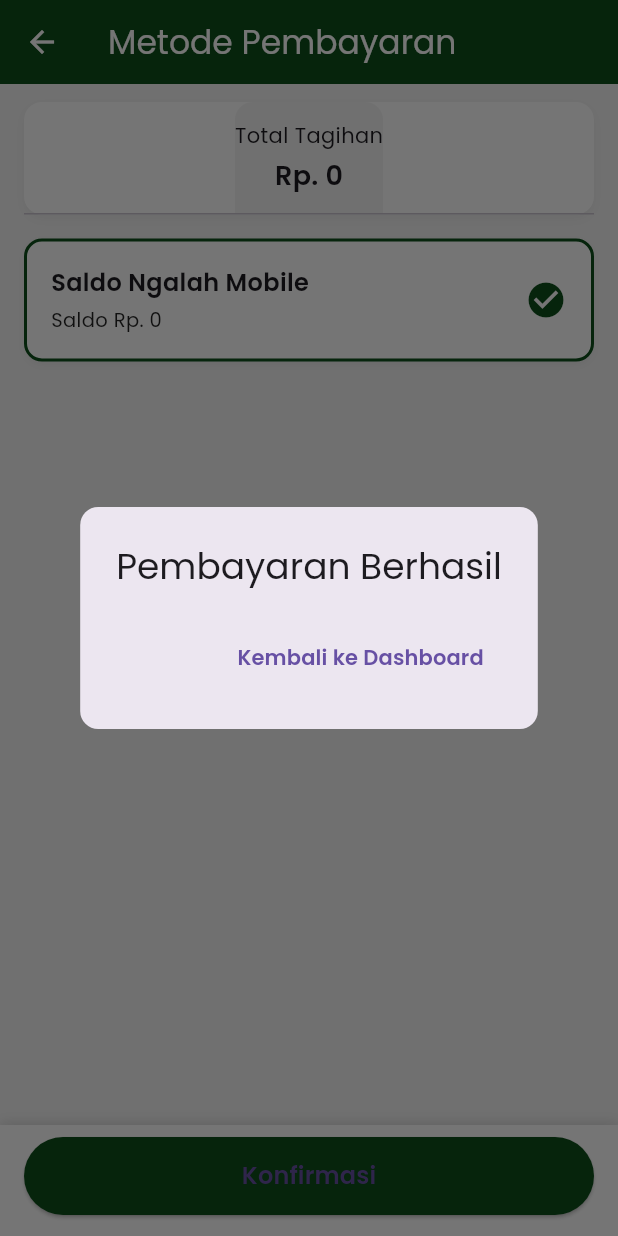
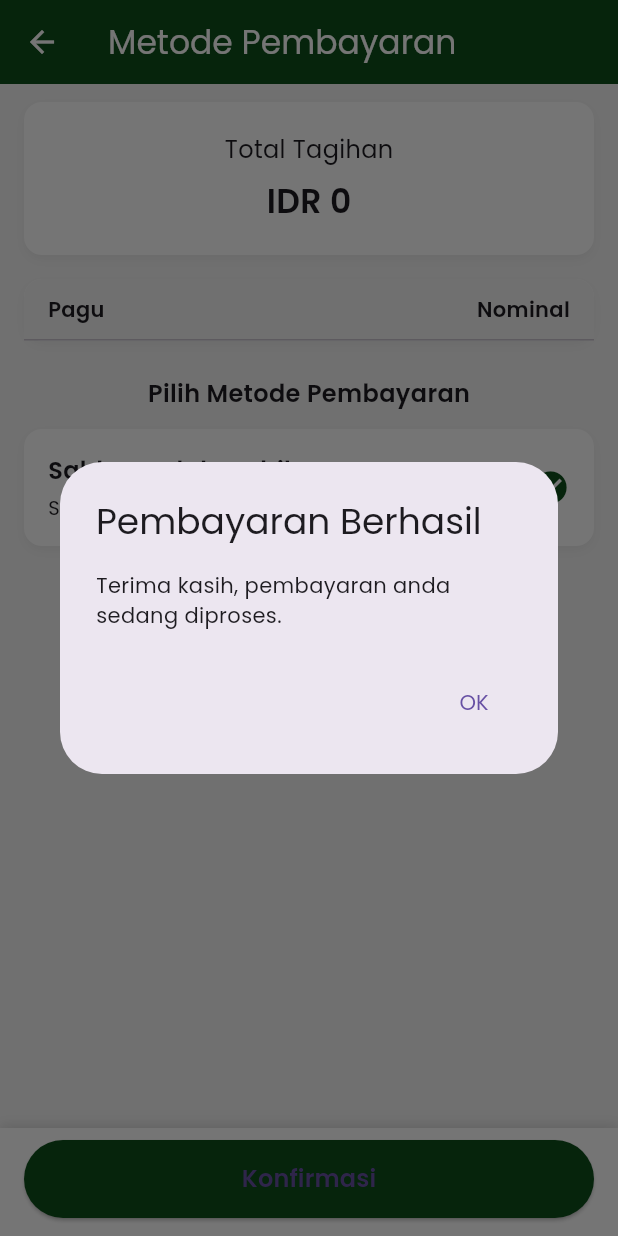
Before and after one commit to danavaaa/ngalah_mobile, a Flutter app: the MetodePembayaranScreen screen opened directly with empty values, after a tap on "Konfirmasi", on a phone screen of 412 x 824 dp. Run offline on Flutter 3.47's test engine with Material 3 defaults, Android fonts, the phone set to English and light mode, and no system bars; our stand-ins replace another_flushbar, dio, shared_preferences; accounts and stored records are empty.

Commit message:
konfirmasi bayar non-upt

```diff
--- a/lib/ui/screens/bayar_tagihan_screen.dart
+++ b/lib/ui/screens/bayar_tagihan_screen.dart
@@ -442,44 +442,7 @@ class _BayarTagihanScreenState extends State<BayarTagihanScreen> {
                 Expanded(
                   flex: 2,
                   child: InkWell(
-                    onTap:
-                        canPay
-                            ? () {
-                              if (_selectedTabIndex == 0) {
-                                // UPT → kirim ke MetodePembayaranScreen
-                                final selectedBills =
-                                    _uptTagihan
-                                        .where(
-                                          (t) => _selectedUptIds.contains(t.id),
-                                        )
-                                        .toList();
-
-                                // sementara: contoh saldo 2.000.000
-                                const int saldoNgalahContoh = 2000000;
-
-                                Navigator.push(
-                                  context,
-                                  MaterialPageRoute(
-                                    builder:
-                                        (_) => MetodePembayaranScreen(
-                                          tagihanDipilih: selectedBills,
-                                          totalTagihan: total,
-                                          saldoNgalah: saldoNgalahContoh,
-                                        ),
-                                  ),
-                                );
-                              } else {
-                                // NON-UPT
-                                ScaffoldMessenger.of(context).showSnackBar(
-                                  const SnackBar(
-                                    content: Text(
-                                      'Pembayaran NON-UPT belum diimplementasikan',
-                                    ),
-                                  ),
-                                );
-                              }
-                            }
-                            : null,
+                    onTap: !canPay ? null : () => _onBayarPressed(total),
                     child: Container(
                       decoration: BoxDecoration(
                         color: canPay ? kGreen : Colors.grey,
@@ -508,6 +471,53 @@ class _BayarTagihanScreenState extends State<BayarTagihanScreen> {
     );
   }
 
+  void _onBayarPressed(int total) {
+    // 1. Kumpulkan item terpilih dari tab aktif
+    final List<MetodePembayaranItem> items = [];
+
+    if (_selectedTabIndex == 0) {
+      // UPT
+      for (final t in _uptTagihan) {
+        if (_selectedUptIds.contains(t.id)) {
+          items.add(
+            MetodePembayaranItem(
+              title: t.bulanLabel, // contoh: "Juli 2025"
+              nominal: t.nominal,
+            ),
+          );
+        }
+      }
+    } else {
+      // NON-UPT
+      for (final t in _nonUptTagihan) {
+        if (_selectedNonUptIds.contains(t.id)) {
+          items.add(
+            MetodePembayaranItem(
+              title: t.title, // contoh: "UTS 1"
+              nominal: t.nominal,
+            ),
+          );
+        }
+      }
+    }
+
+    // 2. Contoh saldo sementara (nanti diganti dari API / provider)
+    const int saldoNgalahContoh = 2000000;
+
+    // 3. Pindah ke layar Metode Pembayaran
+    Navigator.push(
+      context,
+      MaterialPageRoute(
+        builder:
+            (_) => MetodePembayaranScreen(
+              items: items,
+              totalTagihan: total,
+              saldoNgalah: saldoNgalahContoh,
+            ),
+      ),
+    );
+  }
+
   // FORMAT RUPIAH
   String _formatRupiah(int nominal) {
     if (nominal <= 0) return 'Rp. 0';
--- a/lib/ui/screens/metode_pembayaran_screen.dart
+++ b/lib/ui/screens/metode_pembayaran_screen.dart
@@ -1,18 +1,24 @@
 import 'package:flutter/material.dart';
-import '../../data/models/upt_tagihan.dart';
+
 import 'isi_saldo_screen.dart';
-import 'sisda_dashboard_screen.dart';
 
 const Color kGreen = Color(0xFF0C4E1A);
 
+class MetodePembayaranItem {
+  final String title; // contoh: "Juli 2025" atau "UTS 1"
+  final int nominal; // dalam rupiah
+
+  MetodePembayaranItem({required this.title, required this.nominal});
+}
+
 class MetodePembayaranScreen extends StatelessWidget {
-  final List<UptTagihan> tagihanDipilih;
+  final List<MetodePembayaranItem> items;
   final int totalTagihan;
   final int saldoNgalah;
 
   const MetodePembayaranScreen({
     super.key,
-    required this.tagihanDipilih,
+    required this.items,
     required this.totalTagihan,
     required this.saldoNgalah,
   });
@@ -28,62 +34,73 @@ class MetodePembayaranScreen extends StatelessWidget {
         foregroundColor: Colors.white,
         title: const Text('Metode Pembayaran'),
       ),
-      body: Column(
+      body: SafeArea(
+        child: Column(
           children: [
+            Expanded(
+              child: SingleChildScrollView(
+                padding: const EdgeInsets.fromLTRB(16, 12, 16, 16),
+                child: Column(
+                  crossAxisAlignment: CrossAxisAlignment.stretch,
+                  children: [
+                    _buildTotalCard(),
+                    const SizedBox(height: 16),
+                    _buildTableTagihan(),
+                    const SizedBox(height: 24),
+                    const Center(
+                      child: Text(
+                        'Pilih Metode Pembayaran',
+                        style: TextStyle(
+                          fontSize: 16,
+                          fontWeight: FontWeight.bold,
+                        ),
+                      ),
+                    ),
                     const SizedBox(height: 12),
-          _buildTotalTagihanCard(),
-          const SizedBox(height: 16),
-          _buildSaldoCardSection(context, saldoCukup),
-          const Spacer(),
+                    _buildSaldoCard(context, saldoCukup),
                   ],
+                ),
+              ),
+            ),
+          ],
+        ),
       ),
       bottomNavigationBar: _buildBottomButton(context, saldoCukup),
     );
   }
 
-  Future<void> _onConfirmPressed(BuildContext context, bool saldoCukup) async {
-    if (!saldoCukup) return;
-
-    // 1. Tampilkan dialog sukses
-    final bool? ok = await showDialog<bool>(
-      context: context,
-      barrierDismissible: false,
-      builder: (ctx) {
-        return AlertDialog(
-          shape: RoundedRectangleBorder(
+  // WIDGET TOTAL TAGIHAN
+  Widget _buildTotalCard() {
+    return Container(
+      decoration: BoxDecoration(
+        color: Colors.white,
         borderRadius: BorderRadius.circular(12),
-          ),
-          title: const Text('Pembayaran Berhasil'),
-          actions: [
-            TextButton(
-              onPressed: () {
-                Navigator.of(ctx).pop(true);
-              },
-              child: const Text(
-                'Kembali ke Dashboard',
-                style: TextStyle(fontWeight: FontWeight.bold),
-              ),
+        boxShadow: [
+          BoxShadow(
+            color: Colors.black.withOpacity(0.05),
+            blurRadius: 6,
+            offset: const Offset(0, 3),
           ),
         ],
+      ),
+      padding: const EdgeInsets.symmetric(vertical: 20, horizontal: 16),
+      child: Column(
+        children: [
+          const Text('Total Tagihan', style: TextStyle(fontSize: 16)),
+          const SizedBox(height: 8),
+          Text(
+            _formatRupiah(totalTagihan, prefix: 'IDR '),
+            style: const TextStyle(fontSize: 22, fontWeight: FontWeight.bold),
+          ),
+        ],
+      ),
     );
-      },
-    );
-
-    // 2. Kalau user menekan "Kembali ke Dashboard"
-    if (ok == true) {
-      Navigator.pushAndRemoveUntil(
-        context,
-        MaterialPageRoute(builder: (_) => const SisdaDashboardScreen()),
-        (route) => false,
-      );
-    }
   }
 
   // TOTAL TAGIHAN
 
-  Widget _buildTotalTagihanCard() {
+  Widget _buildTableTagihan() {
     return Container(
-      margin: const EdgeInsets.symmetric(horizontal: 16),
       decoration: BoxDecoration(
         color: Colors.white,
         borderRadius: BorderRadius.circular(12),
@@ -97,39 +114,36 @@ class MetodePembayaranScreen extends StatelessWidget {
       ),
       child: Column(
         children: [
+          // Header
           Container(
-            padding: const EdgeInsets.symmetric(vertical: 12),
+            padding: const EdgeInsets.symmetric(horizontal: 16, vertical: 10),
             decoration: BoxDecoration(
               color: Colors.grey.shade100,
               borderRadius: const BorderRadius.vertical(
                 top: Radius.circular(12),
               ),
             ),
-            child: Column(
-              children: [
-                const Text('Total Tagihan', style: TextStyle(fontSize: 14)),
-                const SizedBox(height: 4),
+            child: Row(
+              mainAxisAlignment: MainAxisAlignment.spaceBetween,
+              children: const [
                 Text(
-                  _formatRupiah(totalTagihan),
-                  style: const TextStyle(
-                    fontSize: 18,
-                    fontWeight: FontWeight.bold,
+                  'Pagu',
+                  style: TextStyle(fontWeight: FontWeight.bold, fontSize: 14),
                 ),
+                Text(
+                  'Nominal',
+                  style: TextStyle(fontWeight: FontWeight.bold, fontSize: 14),
                 ),
               ],
             ),
           ),
-
           const Divider(height: 1),
 
-          ListView.separated(
-            shrinkWrap: true,
-            physics: const NeverScrollableScrollPhysics(),
-            itemCount: tagihanDipilih.length,
-            separatorBuilder: (_, __) => const Divider(height: 1),
-            itemBuilder: (context, index) {
-              final item = tagihanDipilih[index];
-              return Padding(
+          // List baris
+          ...items.map(
+            (item) => Column(
+              children: [
+                Padding(
                   padding: const EdgeInsets.symmetric(
                     horizontal: 16,
                     vertical: 10,
@@ -137,18 +151,23 @@ class MetodePembayaranScreen extends StatelessWidget {
                   child: Row(
                     mainAxisAlignment: MainAxisAlignment.spaceBetween,
                     children: [
+                      Expanded(
+                        child: Text(
+                          item.title,
+                          style: const TextStyle(fontSize: 14),
+                        ),
+                      ),
+                      const SizedBox(width: 8),
                       Text(
-                      item.bulanLabel.toUpperCase(),
-                      style: const TextStyle(fontWeight: FontWeight.w700),
-                    ),
-                    Text(
-                      _formatRupiah(item.nominal),
-                      style: const TextStyle(fontWeight: FontWeight.w600),
+                        _formatRupiah(item.nominal, prefix: 'Rp. '),
+                        style: const TextStyle(fontSize: 14),
                       ),
                     ],
                   ),
-              );
-            },
+                ),
+                const Divider(height: 1),
+              ],
+            ),
           ),
         ],
       ),
@@ -157,69 +176,27 @@ class MetodePembayaranScreen extends StatelessWidget {
 
   // SALDO NGALAH MOBILE
 
-  Widget _buildSaldoCardSection(BuildContext context, bool saldoCukup) {
-    if (!saldoCukup) {
-      return Container(
-        margin: const EdgeInsets.symmetric(horizontal: 16),
+  Widget _buildSaldoCard(BuildContext context, bool saldoCukup) {
+    return Column(
+      crossAxisAlignment: CrossAxisAlignment.stretch,
+      children: [
+        Container(
+          decoration: BoxDecoration(
+            color: Colors.white,
+            borderRadius: BorderRadius.circular(12),
+            boxShadow: [
+              BoxShadow(
+                color: Colors.black.withOpacity(0.05),
+                blurRadius: 6,
+                offset: const Offset(0, 3),
+              ),
+            ],
+          ),
           padding: const EdgeInsets.all(16),
-        decoration: BoxDecoration(
-          color: Colors.grey.shade200,
-          borderRadius: BorderRadius.circular(12),
-        ),
           child: Row(
             mainAxisAlignment: MainAxisAlignment.spaceBetween,
             children: [
-            Column(
-              crossAxisAlignment: CrossAxisAlignment.start,
-              children: const [
-                Text(
-                  'Saldo Ngalah Mobile',
-                  style: TextStyle(
-                    fontSize: 16,
-                    color: Colors.grey,
-                    fontWeight: FontWeight.bold,
-                  ),
-                ),
-                SizedBox(height: 4),
-                Text(
-                  'Saldo tidak mencukupi',
-                  style: TextStyle(fontSize: 13, color: Colors.grey),
-                ),
-              ],
-            ),
-            TextButton.icon(
-              onPressed: () {
-                Navigator.push(
-                  context,
-                  MaterialPageRoute(builder: (_) => const IsiSaldoScreen()),
-                );
-              },
-              icon: const Icon(Icons.add_circle_outline, color: kGreen),
-              label: const Text('Isi saldo', style: TextStyle(color: kGreen)),
-            ),
-          ],
-        ),
-      );
-    }
-
-    return Container(
-      margin: const EdgeInsets.symmetric(horizontal: 16),
-      padding: const EdgeInsets.all(16),
-      decoration: BoxDecoration(
-        color: Colors.white,
-        borderRadius: BorderRadius.circular(12),
-        border: Border.all(color: kGreen, width: 2),
-        boxShadow: [
-          BoxShadow(
-            color: Colors.black.withOpacity(0.05),
-            blurRadius: 4,
-            offset: const Offset(0, 2),
-          ),
-        ],
-      ),
-      child: Row(
-        mainAxisAlignment: MainAxisAlignment.spaceBetween,
-        children: [
+              // Kiri
               Column(
                 crossAxisAlignment: CrossAxisAlignment.start,
                 children: [
@@ -230,21 +207,59 @@ class MetodePembayaranScreen extends StatelessWidget {
                   const SizedBox(height: 4),
                   Text(
                     'Saldo ${_formatRupiah(saldoNgalah)}',
-                style: const TextStyle(fontSize: 13, color: Colors.black87),
+                    style: const TextStyle(fontSize: 13),
                   ),
                 ],
               ),
-          const Icon(Icons.check_circle, color: kGreen, size: 28),
+
+              // Kanan
+              saldoCukup
+                  ? const Icon(Icons.check_circle, color: kGreen, size: 26)
+                  : Container(
+                    padding: const EdgeInsets.symmetric(
+                      horizontal: 8,
+                      vertical: 4,
+                    ),
+                    decoration: BoxDecoration(
+                      color: Colors.grey.shade500,
+                      borderRadius: BorderRadius.circular(12),
+                    ),
+                    child: const Text(
+                      'Saldo tidak cukup',
+                      style: TextStyle(color: Colors.white, fontSize: 11),
+                    ),
+                  ),
             ],
           ),
+        ),
+
+        const SizedBox(height: 8),
+
+        // Tombol isi saldo jika saldo tidak cukup
+        if (!saldoCukup)
+          Align(
+            alignment: Alignment.centerRight,
+            child: TextButton.icon(
+              onPressed: () {
+                Navigator.push(
+                  context,
+                  MaterialPageRoute(builder: (_) => const IsiSaldoScreen()),
+                );
+              },
+              icon: const Icon(Icons.add_circle_outline, color: kGreen),
+              label: const Text('Isi saldo', style: TextStyle(color: kGreen)),
+            ),
+          ),
+      ],
     );
   }
 
   // BUTTON KONFIRMASI
+  Widget _buildBottomButton(BuildContext context, bool saldoCukup) {
+    final bool canConfirm = saldoCukup; // tombol aktif kalau saldo cukup
 
-  Widget _buildBottomButton(BuildContext context, bool saldoCukup) {
     return Container(
-      padding: const EdgeInsets.fromLTRB(16, 8, 16, 14),
+      padding: const EdgeInsets.fromLTRB(16, 8, 16, 12),
       decoration: const BoxDecoration(
         color: Colors.white,
         boxShadow: [
@@ -260,9 +275,38 @@ class MetodePembayaranScreen extends StatelessWidget {
         width: double.infinity,
         child: ElevatedButton(
           onPressed:
-              saldoCukup ? () => _onConfirmPressed(context, saldoCukup) : null,
+              !canConfirm
+                  ? null
+                  : () async {
+                    // Tampilkan dialog sukses
+                    await showDialog<void>(
+                      context: context,
+                      builder: (ctx) {
+                        return AlertDialog(
+                          title: const Text('Pembayaran Berhasil'),
+                          content: const Text(
+                            'Terima kasih, pembayaran anda sedang diproses.',
+                          ),
+                          actions: [
+                            TextButton(
+                              onPressed:
+                                  () => Navigator.of(ctx).pop(), // tutup dialog
+                              child: const Text('OK'),
+                            ),
+                          ],
+                        );
+                      },
+                    );
+
+                    // Setelah dialog tertutup, pop 2x:
+                    Navigator.of(context).pop(); // tutup MetodePembayaranScreen
+                    Navigator.of(
+                      context,
+                    ).pop(); // tutup BayarTagihanScreen -> kembali ke SisdaDashboard
+                  },
+
           style: ElevatedButton.styleFrom(
-            backgroundColor: saldoCukup ? kGreen : Colors.grey,
+            backgroundColor: canConfirm ? kGreen : Colors.grey,
             shape: RoundedRectangleBorder(
               borderRadius: BorderRadius.circular(26),
             ),
@@ -276,9 +320,11 @@ class MetodePembayaranScreen extends StatelessWidget {
     );
   }
 
-  // UTIL
+  // FORMAT RUPIAH
 
-  String _formatRupiah(int nominal) {
+  String _formatRupiah(int nominal, {String prefix = 'Rp. '}) {
+    if (nominal <= 0) return '${prefix}0';
+
     final text = nominal.toString();
     String result = '';
     int count = 0;
@@ -286,13 +332,12 @@ class MetodePembayaranScreen extends StatelessWidget {
     for (int i = text.length - 1; i >= 0; i--) {
       result = text[i] + result;
       count++;
-
       if (count == 3 && i != 0) {
         result = '.$result';
         count = 0;
       }
     }
 
-    return 'Rp. $result';
+    return '$prefix$result';
   }
 }
```
Lines whose indentation alone changed are shown as unchanged.
